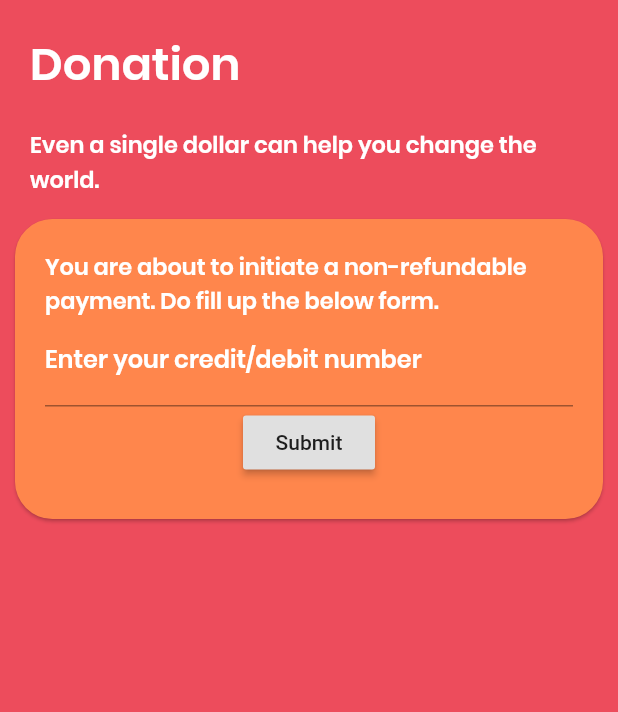
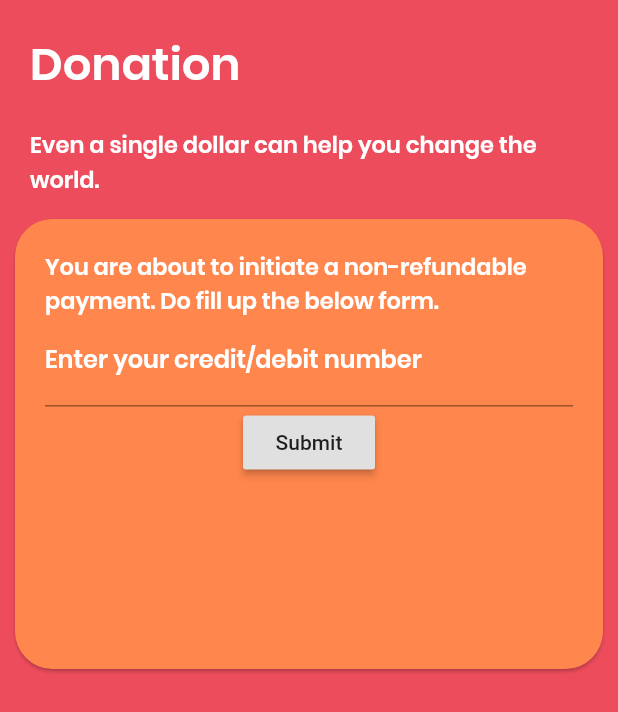
Before and after one commit to ameysunu/watered, a Flutter app: the Donate screen opened directly, on a phone screen of 412 x 824 dp. Shown: the top 712 px of the screen. Run offline on Flutter 3.47's test engine with Material 2 defaults, Android fonts, the phone set to English and light mode, and no system bars; our stand-ins replace hexcolor; missing offline and left inert: achievement_view.

Commit message:
donate added

```diff
--- a/lib/donate.dart
+++ b/lib/donate.dart
@@ -57,7 +57,7 @@ class _DonateState extends State<Donate> {
                 margin: EdgeInsets.symmetric(vertical: 10.0, horizontal: 10.0),
                 child: SizedBox(
                   width: double.infinity,
-                  height: 200,
+                  height: 300,
                   child: Column(
                     children: <Widget>[
                       Padding(
@@ -93,9 +93,6 @@ class _DonateState extends State<Donate> {
                               RaisedButton(
                                 onPressed: () {
                                   if (_formKey.currentState.validate()) {
-                                    // If the form is valid, display a snackbar. In the real world,
-                                    // you'd often call a server or save the information in a database.
-
                                     Scaffold.of(context).showSnackBar(SnackBar(
                                         content: Text('Processing Data')));
                                   }
```
